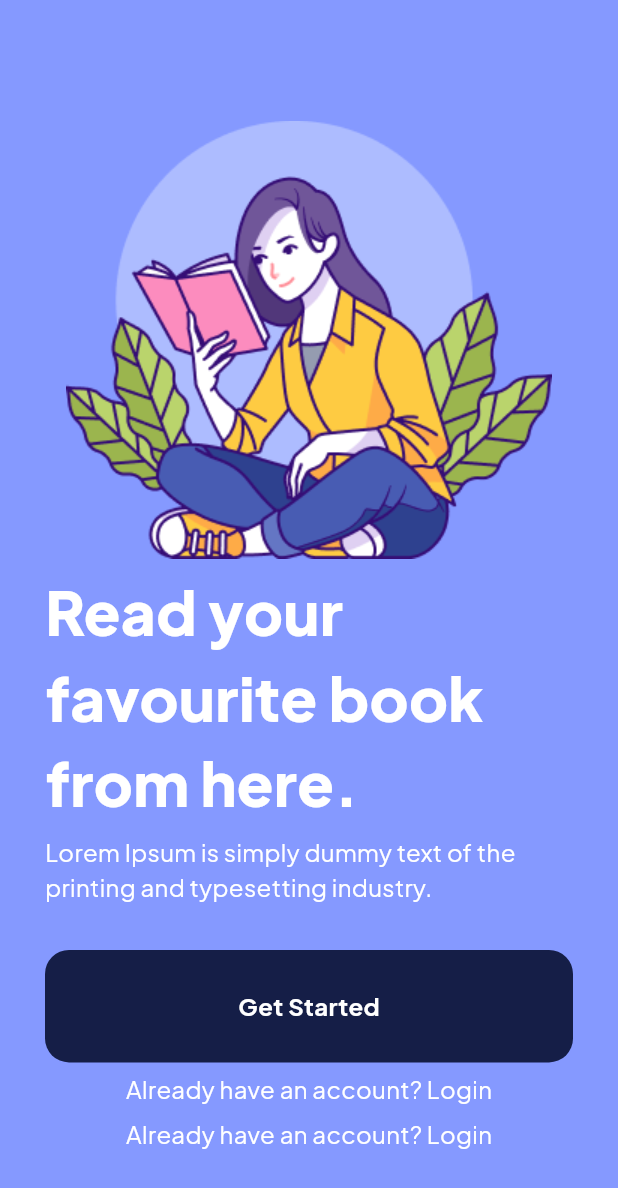
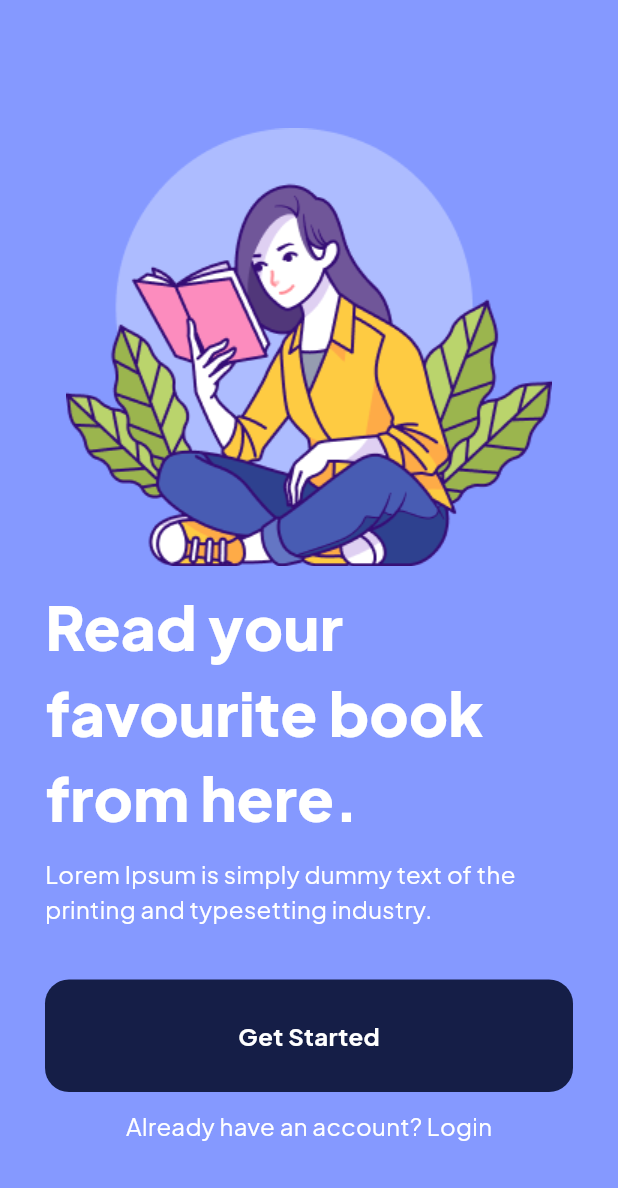
Before and after one commit to Muhamed-Hashesh/BookStore-repo, a Flutter app: the screen it shows after launch, on a phone screen of 412 x 824 dp. Shown: the top 1188 px of the screen. Run offline on Flutter 3.47's test engine with Material 3 defaults, Android fonts, the phone set to English and light mode, and no system bars; our stand-ins replace google_fonts.

Commit message:
redit second branch again

```diff
--- a/lib/views/splash_screen.dart
+++ b/lib/views/splash_screen.dart
@@ -1,8 +1,6 @@
 import 'package:book_store/constants.dart';
 import 'package:flutter/material.dart';
 import 'package:google_fonts/google_fonts.dart';
-
-//scadkcmadkm
 
 class SplashScreen extends StatelessWidget {
   const SplashScreen({super.key});
@@ -72,16 +70,6 @@ class SplashScreen extends StatelessWidget {
                 ),
               ),
             ),
-            Text(
-              'Already have an account? Login',
-              style: GoogleFonts.plusJakartaSans(
-                textStyle: const TextStyle(
-                  color: kWhiteColor,
-                  fontSize: 16,
-                  fontWeight: FontWeight.normal,
-                ),
-              ),
-            ),
           ],
         ),
       ),
```
